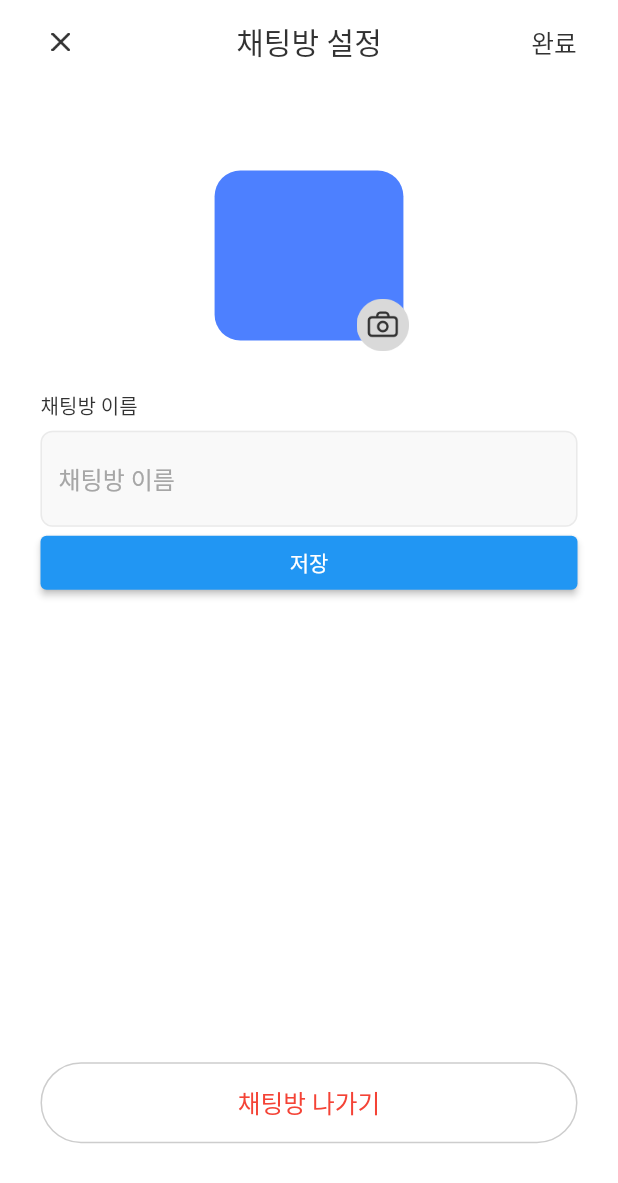
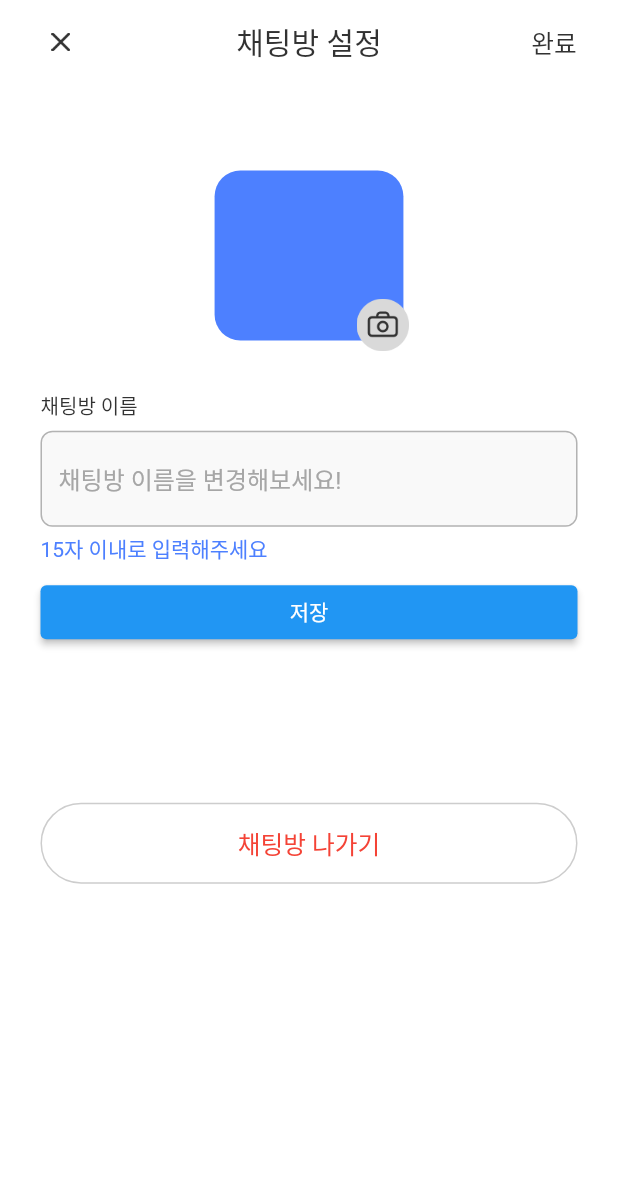
Before and after one commit to wlgnsdl815/tripin, a Flutter app: the ChatSettingScreen screen opened by its route, on a phone screen of 412 x 824 dp. Shown: the top 1183 px of the screen. Run offline on Flutter 3.47's test engine with Material 2 defaults, Android fonts, the phone set to English and light mode, and no system bars; our stand-ins replace cloud_firestore, cloud_functions, dio, envied, firebase_auth, firebase_core and 10 more; missing offline and left inert: flutter_naver_map, kakao_flutter_sdk_user, kpostal, sfac_design_flutter; accounts and stored records are empty; generated files the repository leaves out were written again; network calls fail; Roboto replaces fonts that are missing (Pretendard); project files that could hold a hidden picture were left out.

Commit message:
Wip: 채팅 리스트 수정중 #27

```diff
--- a/lib/controllers/map/map_screen_controller.dart
+++ b/lib/controllers/map/map_screen_controller.dart
@@ -281,7 +281,7 @@ class MapScreenController extends GetxController {
       );
       // 아이콘 업데이트
       // updateIcon(nMarker, context);
-      nMarker.setAnchor(NPoint(0.42.w, 0.62.h));
+      nMarker.setAnchor(NPoint(0.48.w, 0.66.h));
       nMarker.setSize(Size(70.w, 70.h));
 
       final infoText = correspondingModel.order.toString();
--- a/lib/view/screens/chat/chat_setting_screen.dart
+++ b/lib/view/screens/chat/chat_setting_screen.dart
@@ -6,6 +6,7 @@ import 'package:tripin/utils/colors.dart';
 import 'package:tripin/utils/text_styles.dart';
 import 'package:tripin/view/widget/custom_appbar_icon.dart';
 import 'package:tripin/view/widget/custom_button.dart';
+import 'package:tripin/view/widget/custom_formfield.dart';
 import 'package:tripin/view/widget/custom_textfield_without_form.dart';
 
 class ChatSettingScreen extends GetView<ChatSettingController> {
@@ -14,6 +15,7 @@ class ChatSettingScreen extends GetView<ChatSettingController> {
   static const route = '/chatSetting';
   @override
   Widget build(BuildContext context) {
+    controller.chatTitleEdit.text = controller.computedRoomTitle;
     return Scaffold(
       backgroundColor: Colors.white,
       appBar: AppBar(
@@ -87,9 +89,18 @@ class ChatSettingScreen extends GetView<ChatSettingController> {
                 SizedBox(
                   height: 7.h,
                 ),
-                CustomTextFiledWithOutForm(
+                // CustomTextFiledWithOutForm(
+                //   controller: controller.chatTitleEdit,
+                //   hintText: '채팅방 이름',
+                // ),
+                CustomFormField(
                   controller: controller.chatTitleEdit,
-                  hintText: '채팅방 이름',
+                  validText: '15자 이내로 입력해주세요',
+                  isValid: false,
+                  filled: true,
+                  hintText: '채팅방 이름을 변경해보세요!',
+                  fillColor: PlatformColors.subtitle8,
+                  borderRadius: BorderRadius.circular(10),
                 ),
                 ElevatedButton(
                   onPressed: () {
@@ -97,8 +108,7 @@ class ChatSettingScreen extends GetView<ChatSettingController> {
                   },
                   child: Text('저장'),
                 ),
-                SizedBox(height: 300.h),
-
+                SizedBox(height: 100.h),
                 CustomButton(
                   backgroundColor: Colors.white,
                   onTap: () {},
--- a/lib/view/widget/custom_formfield.dart
+++ b/lib/view/widget/custom_formfield.dart
@@ -16,6 +16,9 @@ class CustomFormField extends StatefulWidget {
     this.isValid,
     this.validText = '',
     this.invalidText = '',
+    this.filled,
+    this.fillColor,
+    this.borderRadius,
   }) : super(key: key);
 
   final TextEditingController controller;
@@ -28,6 +31,9 @@ class CustomFormField extends StatefulWidget {
   final bool? isValid;
   final String? validText;
   final String? invalidText;
+  final bool? filled;
+  final Color? fillColor;
+  final BorderRadius? borderRadius;
   @override
   State<CustomFormField> createState() => _CustomFormFieldState();
 }
@@ -40,6 +46,8 @@ class _CustomFormFieldState extends State<CustomFormField> {
         TextFormField(
           obscureText: widget.obscureText,
           decoration: InputDecoration(
+            filled: widget.filled ?? false,
+            fillColor: widget.fillColor ?? PlatformColors.subtitle8,
             enabledBorder: OutlineInputBorder(
               borderSide: BorderSide(width: 1, color: PlatformColors.subtitle5),
               borderRadius: BorderRadius.circular(8),
@@ -52,7 +60,7 @@ class _CustomFormFieldState extends State<CustomFormField> {
                       : widget.isValid == true
                           ? PlatformColors.primary
                           : PlatformColors.negative),
-              borderRadius: BorderRadius.circular(8),
+              borderRadius: widget.borderRadius ?? BorderRadius.circular(8),
             ),
             hintText: widget.hintText,
             hintStyle:
```
Also changed, not shown: lib/view/screens/chat/chat_list_screen.dart (+88 -9 lines), lib/view/screens/chat/map_screen.dart (+38 -18 lines), assets/icons/person.png (renamed from assets/icons/Union.png).
